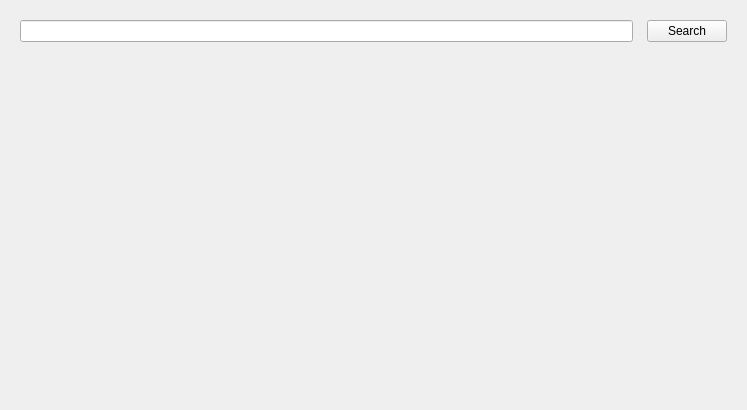
Old version of the form src/GUI/Interfaces/MainInterface.ui in the repository PyFlat/YT-Downloader.
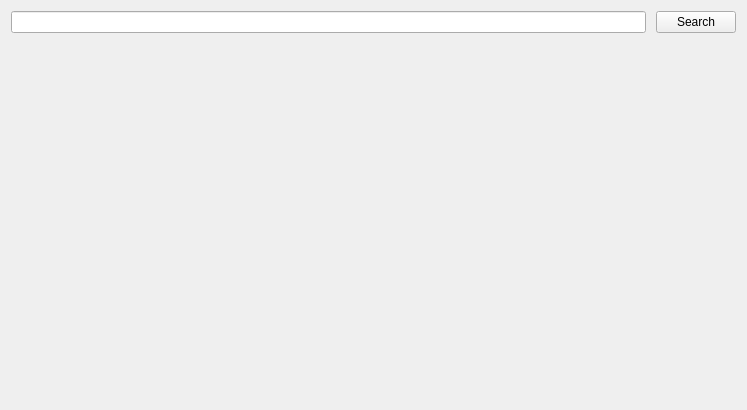
New version of the form. Custom widgets are drawn as their Qt base class.

```diff
--- a/src/GUI/Interfaces/MainInterface.ui
+++ b/src/GUI/Interfaces/MainInterface.ui
@@ -18,7 +18,19 @@
     <widget class="QWidget" name="widget" native="true">
      <layout class="QHBoxLayout" name="horizontalLayout">
       <property name="spacing">
-       <number>14</number>
+       <number>10</number>
+      </property>
+      <property name="leftMargin">
+       <number>0</number>
+      </property>
+      <property name="topMargin">
+       <number>0</number>
+      </property>
+      <property name="rightMargin">
+       <number>0</number>
+      </property>
+      <property name="bottomMargin">
+       <number>0</number>
       </property>
       <item>
        <widget class="LineEdit" name="LineEdit"/>
```
Left out of the diff: 3 changed lines with no effect on the pictures.
